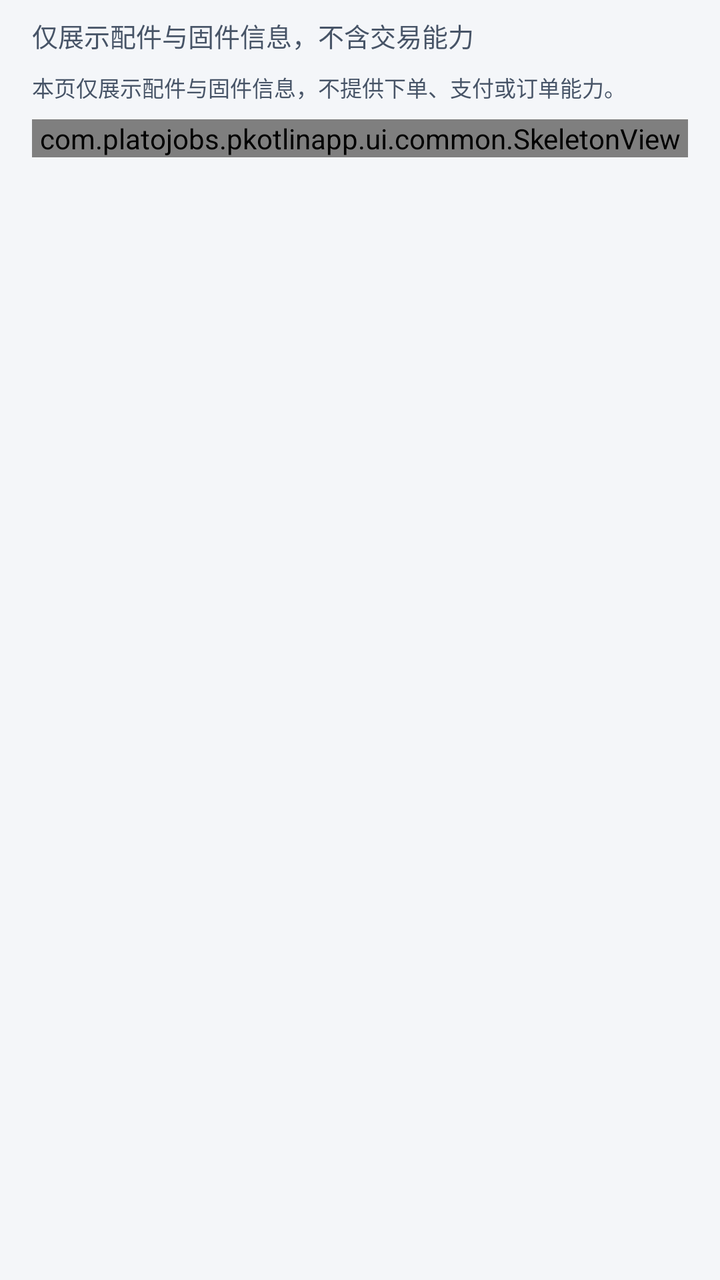
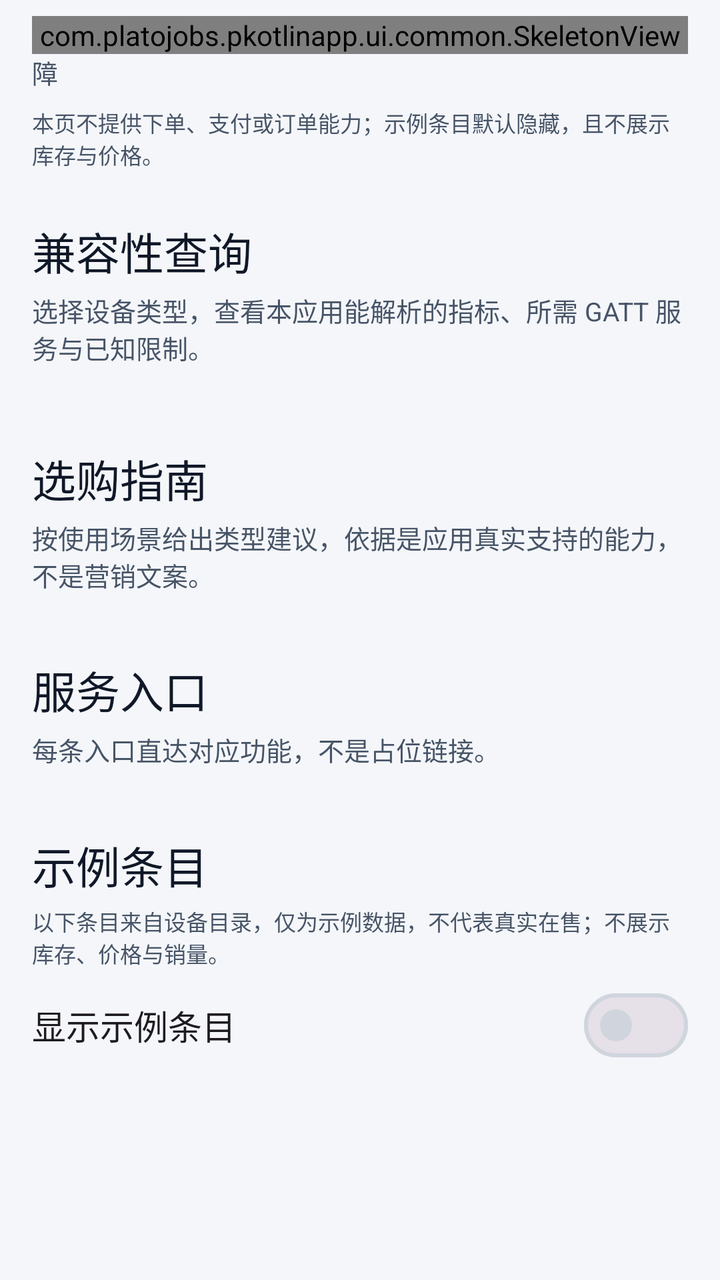

The first picture is an Android layout as it rendered before a commit; the second is the same layout after the commit. The layout source and the unified diff follow.
<!-- AndroidManifest.xml: application theme Theme.PKotlinApp -->
<!-- res/layout/fragment_market.xml -->
<?xml version="1.0" encoding="utf-8"?>
<LinearLayout xmlns:android="http://schemas.android.com/apk/res/android"
    xmlns:app="http://schemas.android.com/apk/res-auto"
    android:layout_width="match_parent"
    android:layout_height="match_parent"
    android:orientation="vertical"
    android:paddingStart="@dimen/page_margin"
    android:paddingTop="@dimen/space_8"
    android:paddingEnd="@dimen/page_margin">

    <TextView
        android:layout_width="match_parent"
        android:layout_height="wrap_content"
        android:text="@string/market_subtitle"
        android:textAppearance="@style/TextAppearance.App.Caption"
        android:textColor="@color/text_secondary" />

    <TextView
        android:layout_width="match_parent"
        android:layout_height="wrap_content"
        android:layout_marginTop="@dimen/space_8"
        android:text="@string/market_disclaimer"
        android:textAppearance="@style/TextAppearance.App.Footnote"
        android:textColor="@color/text_secondary" />

    <com.google.android.material.chip.ChipGroup
        android:id="@+id/vendorFilters"
        android:layout_width="match_parent"
        android:layout_height="wrap_content"
        android:layout_marginTop="@dimen/space_8"
        android:visibility="gone"
        app:singleLine="false" />

    <com.google.android.material.chip.ChipGroup
        android:id="@+id/compatibilityFilters"
        android:layout_width="match_parent"
        android:layout_height="wrap_content"
        android:layout_marginTop="@dimen/space_4"
        android:visibility="gone"
        app:singleLine="false" />

    <FrameLayout
        android:layout_width="match_parent"
        android:layout_height="0dp"
        android:layout_marginTop="@dimen/space_8"
        android:layout_weight="1">

        <androidx.recyclerview.widget.RecyclerView
            android:id="@+id/marketList"
            android:layout_width="match_parent"
            android:layout_height="match_parent"
            android:clipToPadding="false"
            android:paddingBottom="@dimen/space_16" />

        <com.platojobs.pkotlinapp.ui.common.SkeletonView
            android:id="@+id/skeletonMarket"
            android:layout_width="match_parent"
            android:layout_height="wrap_content" />

        <FrameLayout
            android:id="@+id/emptyContainer"
            android:layout_width="match_parent"
            android:layout_height="match_parent" />
    </FrameLayout>

</LinearLayout>
<!-- resources referenced by this layout -->
<resources>
  <color name="text_secondary">#475467</color>
  <dimen name="page_margin">16dp</dimen>
  <dimen name="space_16">16dp</dimen>
  <dimen name="space_4">4dp</dimen>
  <dimen name="space_8">8dp</dimen>
  <string name="market_disclaimer">本页仅展示配件与固件信息，不提供下单、支付或订单能力。</string>
  <string name="market_subtitle">仅展示配件与固件信息，不含交易能力</string>
  <style name="TextAppearance.App.Caption" parent="@android:style/TextAppearance">
          <item name="android:textSize">13sp</item>
          <item name="android:textColor">@color/text_secondary</item>
          <item name="android:fontFamily">sans-serif</item>
          <item name="android:lineSpacingExtra">5dp</item>
          <item name="android:lineSpacingMultiplier">1.0</item>
      </style>
  <style name="TextAppearance.App.Footnote" parent="@android:style/TextAppearance">
          <item name="android:textSize">11sp</item>
          <item name="android:textColor">@color/text_tertiary</item>
          <item name="android:fontFamily">sans-serif</item>
          <item name="android:lineSpacingExtra">5dp</item>
          <item name="android:lineSpacingMultiplier">1.0</item>
      </style>
  <color name="text_tertiary">#5F6A7D</color>
  <color name="canvas">#F4F6F9</color>
  <color name="primary">#175CD3</color>
  <color name="on_primary">#FFFFFF</color>
  <color name="chart_band">#E8EFFB</color>
  <color name="primary_text">#175CD3</color>
  <color name="surface">#FFFFFF</color>
  <color name="surface_sunken">#EEF1F5</color>
  <color name="text_primary">#101828</color>
  <color name="border">#D0D5DD</color>
  <color name="danger">#B42318</color>
  <color name="danger_bg">#FEF3F2</color>
  <dimen name="button_h">48dp</dimen>
  <style name="TextAppearance.App.Button" parent="@style/TextAppearance.App.Body">
          <item name="android:fontFamily">sans-serif-medium</item>
          <item name="android:lineSpacingExtra">0dp</item>
      </style>
  <dimen name="radius_12">12dp</dimen>
  <color name="overlay_pressed">#0F101828</color>
  <color name="border_strong">#8A93A2</color>
  <dimen name="stroke_1">1dp</dimen>
  <color name="divider">#E4E7EC</color>
  <dimen name="elevation_0">0dp</dimen>
  <dimen name="chip_h">32dp</dimen>
  <dimen name="radius_pill">999dp</dimen>
  <style name="TextAppearance.App.Body" parent="@android:style/TextAppearance">
          <item name="android:textSize">17sp</item>
          <item name="android:textColor">@color/text_primary</item>
          <item name="android:fontFamily">sans-serif</item>
          <item name="android:lineSpacingExtra">7dp</item>
          <item name="android:lineSpacingMultiplier">1.0</item>
      </style>
  <!-- unchanged entries left out for length: 5 -->
</resources>

<!-- the commit's change to res/layout/fragment_market.xml (unified diff, before → after) -->
@@ -1,66 +1,180 @@
 <?xml version="1.0" encoding="utf-8"?>
-<LinearLayout xmlns:android="http://schemas.android.com/apk/res/android"
+<FrameLayout xmlns:android="http://schemas.android.com/apk/res/android"
     xmlns:app="http://schemas.android.com/apk/res-auto"
     android:layout_width="match_parent"
     android:layout_height="match_parent"
-    android:orientation="vertical"
     android:paddingStart="@dimen/page_margin"
-    android:paddingTop="@dimen/space_8"
     android:paddingEnd="@dimen/page_margin">
 
-    <TextView
+    <androidx.core.widget.NestedScrollView
+        android:id="@+id/marketScroll"
+        android:layout_width="match_parent"
+        android:layout_height="match_parent"
+        android:clipToPadding="false"
+        android:fillViewport="true">
+
+        <LinearLayout
+            android:id="@+id/marketContent"
+            android:layout_width="match_parent"
+            android:layout_height="wrap_content"
+            android:orientation="vertical"
+            android:paddingTop="@dimen/space_8"
+            android:paddingBottom="@dimen/space_24">
+
+            <TextView
+                android:layout_width="match_parent"
+                android:layout_height="wrap_content"
+                android:text="@string/market_subtitle"
+                android:textAppearance="@style/TextAppearance.App.Caption"
+                android:textColor="@color/text_secondary" />
+
+            <TextView
+                android:layout_width="match_parent"
+                android:layout_height="wrap_content"
+                android:layout_marginTop="@dimen/space_8"
+                android:text="@string/market_disclaimer"
+                android:textAppearance="@style/TextAppearance.App.Footnote"
+                android:textColor="@color/text_secondary" />
+
+            <TextView
+                android:layout_width="match_parent"
+                android:layout_height="wrap_content"
+                android:layout_marginTop="@dimen/section_gap"
+                android:text="@string/market_compat_title"
+                android:textAppearance="@style/TextAppearance.App.Headline" />
+
+            <TextView
+                android:layout_width="match_parent"
+                android:layout_height="wrap_content"
+                android:layout_marginTop="@dimen/space_4"
+                android:text="@string/market_compat_hint"
+                android:textAppearance="@style/TextAppearance.App.Caption"
+                android:textColor="@color/text_secondary" />
+
+            <com.google.android.material.chip.ChipGroup
+                android:id="@+id/deviceTypeChips"
+                android:layout_width="match_parent"
+                android:layout_height="wrap_content"
+                android:layout_marginTop="@dimen/space_8"
+                app:singleLine="false"
+                app:singleSelection="true" />
+
+            <LinearLayout
+                android:id="@+id/compatibilityCards"
+                android:layout_width="match_parent"
+                android:layout_height="wrap_content"
+                android:layout_marginTop="@dimen/space_8"
+                android:orientation="vertical" />
+
+            <TextView
+                android:id="@+id/compatibilityEmpty"
+                android:layout_width="match_parent"
+                android:layout_height="wrap_content"
+                android:layout_marginTop="@dimen/space_8"
+                android:text="@string/market_compat_empty"
+                android:textAppearance="@style/TextAppearance.App.Body"
+                android:textColor="@color/text_secondary"
+                android:visibility="gone" />
+
+            <TextView
+                android:layout_width="match_parent"
+                android:layout_height="wrap_content"
+                android:layout_marginTop="@dimen/section_gap"
+                android:text="@string/market_guide_title"
+                android:textAppearance="@style/TextAppearance.App.Headline" />
+
+            <TextView
+                android:layout_width="match_parent"
+                android:layout_height="wrap_content"
+                android:layout_marginTop="@dimen/space_4"
+                android:text="@string/market_guide_hint"
+                android:textAppearance="@style/TextAppearance.App.Caption"
+                android:textColor="@color/text_secondary" />
+
+            <LinearLayout
+                android:id="@+id/guideCards"
+                android:layout_width="match_parent"
+                android:layout_height="wrap_content"
+                android:layout_marginTop="@dimen/space_8"
+                android:orientation="vertical" />
+
+            <TextView
+                android:layout_width="match_parent"
+                android:layout_height="wrap_content"
+                android:layout_marginTop="@dimen/section_gap"
+                android:text="@string/market_services_title"
+                android:textAppearance="@style/TextAppearance.App.Headline" />
+
+            <TextView
+                android:layout_width="match_parent"
+                android:layout_height="wrap_content"
+                android:layout_marginTop="@dimen/space_4"
+                android:text="@string/market_services_hint"
+                android:textAppearance="@style/TextAppearance.App.Caption"
+                android:textColor="@color/text_secondary" />
+
+            <LinearLayout
+                android:id="@+id/serviceEntries"
+                android:layout_width="match_parent"
+                android:layout_height="wrap_content"
+                android:layout_marginTop="@dimen/space_8"
+                android:orientation="vertical" />
+
+            <TextView
+                android:layout_width="match_parent"
+                android:layout_height="wrap_content"
+                android:layout_marginTop="@dimen/section_gap"
+                android:text="@string/market_accessories_title"
+                android:textAppearance="@style/TextAppearance.App.Headline" />
+
+            <TextView
+                android:layout_width="match_parent"
+                android:layout_height="wrap_content"
+                android:layout_marginTop="@dimen/space_4"
+                android:text="@string/market_accessories_note"
+                android:textAppearance="@style/TextAppearance.App.Footnote"
+                android:textColor="@color/text_secondary" />
+
+            <com.google.android.material.materialswitch.MaterialSwitch
+                android:id="@+id/showAccessoriesSwitch"
+                android:layout_width="match_parent"
+                android:layout_height="@dimen/touch_min"
+                android:layout_marginTop="@dimen/space_4"
+                android:contentDescription="@string/market_accessories_toggle"
+                android:text="@string/market_accessories_toggle"
+                android:textAppearance="@style/TextAppearance.App.Body" />
+
+            <TextView
+                android:id="@+id/accessoriesUnavailable"
+                android:layout_width="match_parent"
+                android:layout_height="wrap_content"
+                android:layout_marginTop="@dimen/space_4"
+                android:text="@string/market_accessories_unavailable"
+                android:textAppearance="@style/TextAppearance.App.Caption"
+                android:textColor="@color/text_secondary"
+                android:visibility="gone" />
+
+            <LinearLayout
+                android:id="@+id/accessoryList"
+                android:layout_width="match_parent"
+                android:layout_height="wrap_content"
+                android:layout_marginTop="@dimen/space_8"
+                android:orientation="vertical"
+                android:visibility="gone" />
+
+        </LinearLayout>
+
+    </androidx.core.widget.NestedScrollView>
+
+    <com.platojobs.pkotlinapp.ui.common.SkeletonView
+        android:id="@+id/skeletonMarket"
         android:layout_width="match_parent"
         android:layout_height="wrap_content"
-        android:text="@string/market_subtitle"
-        android:textAppearance="@style/TextAppearance.App.Caption"
-        android:textColor="@color/text_secondary" />
-
-    <TextView
-        android:layout_width="match_parent"
-        android:layout_height="wrap_content"
-        android:layout_marginTop="@dimen/space_8"
-        android:text="@string/market_disclaimer"
-        android:textAppearance="@style/TextAppearance.App.Footnote"
-        android:textColor="@color/text_secondary" />
-
-    <com.google.android.material.chip.ChipGroup
-        android:id="@+id/vendorFilters"
-        android:layout_width="match_parent"
-        android:layout_height="wrap_content"
-        android:layout_marginTop="@dimen/space_8"
-        android:visibility="gone"
-        app:singleLine="false" />
-
-    <com.google.android.material.chip.ChipGroup
-        android:id="@+id/compatibilityFilters"
-        android:layout_width="match_parent"
-        android:layout_height="wrap_content"
-        android:layout_marginTop="@dimen/space_4"
-        android:visibility="gone"
-        app:singleLine="false" />
+        android:layout_marginTop="@dimen/space_8" />
 
     <FrameLayout
+        android:id="@+id/emptyContainer"
         android:layout_width="match_parent"
-        android:layout_height="0dp"
-        android:layout_marginTop="@dimen/space_8"
-        android:layout_weight="1">
+        android:layout_height="match_parent" />
 
-        <androidx.recyclerview.widget.RecyclerView
-            android:id="@+id/marketList"
-            android:layout_width="match_parent"
-            android:layout_height="match_parent"
-            android:clipToPadding="false"
-            android:paddingBottom="@dimen/space_16" />
-
-        <com.platojobs.pkotlinapp.ui.common.SkeletonView
-            android:id="@+id/skeletonMarket"
-            android:layout_width="match_parent"
-            android:layout_height="wrap_content" />
-
-        <FrameLayout
-            android:id="@+id/emptyContainer"
-            android:layout_width="match_parent"
-            android:layout_height="match_parent" />
-    </FrameLayout>
-
-</LinearLayout>
+</FrameLayout>
<!-- resource entries referenced after the edit -->
@@ -2,11 +2,24 @@
 <resources>
   <color name="text_secondary">#475467</color>
   <dimen name="page_margin">16dp</dimen>
-  <dimen name="space_16">16dp</dimen>
+  <dimen name="section_gap">24dp</dimen>
+  <dimen name="space_24">24dp</dimen>
   <dimen name="space_4">4dp</dimen>
   <dimen name="space_8">8dp</dimen>
-  <string name="market_disclaimer">本页仅展示配件与固件信息，不提供下单、支付或订单能力。</string>
-  <string name="market_subtitle">仅展示配件与固件信息，不含交易能力</string>
+  <dimen name="touch_min">48dp</dimen>
+  <string name="market_accessories_note">以下条目来自设备目录，仅为示例数据，不代表真实在售；不展示库存、价格与销量。</string>
+  <string name="market_accessories_title">示例条目</string>
+  <string name="market_accessories_toggle">显示示例条目</string>
+  <string name="market_accessories_unavailable">示例条目暂时不可用，其余内容不受影响。</string>
+  <string name="market_compat_empty">设备目录中还没有可查询的类型</string>
+  <string name="market_compat_hint">选择设备类型，查看本应用能解析的指标、所需 GATT 服务与已知限制。</string>
+  <string name="market_compat_title">兼容性查询</string>
+  <string name="market_disclaimer">本页不提供下单、支付或订单能力；示例条目默认隐藏，且不展示库存与价格。</string>
+  <string name="market_guide_hint">按使用场景给出类型建议，依据是应用真实支持的能力，不是营销文案。</string>
+  <string name="market_guide_title">选购指南</string>
+  <string name="market_services_hint">每条入口直达对应功能，不是占位链接。</string>
+  <string name="market_services_title">服务入口</string>
+  <string name="market_subtitle">设备与服务市场：查兼容性、按场景选型、直达配对与排障</string>
   <style name="TextAppearance.App.Caption" parent="@android:style/TextAppearance">
           <item name="android:textSize">13sp</item>
           <item name="android:textColor">@color/text_secondary</item>
@@ -19,6 +32,13 @@
           <item name="android:textColor">@color/text_tertiary</item>
           <item name="android:fontFamily">sans-serif</item>
           <item name="android:lineSpacingExtra">5dp</item>
+          <item name="android:lineSpacingMultiplier">1.0</item>
+      </style>
+  <style name="TextAppearance.App.Headline" parent="@android:style/TextAppearance">
+          <item name="android:textSize">22sp</item>
+          <item name="android:textColor">@color/text_primary</item>
+          <item name="android:fontFamily">sans-serif-medium</item>
+          <item name="android:lineSpacingExtra">6dp</item>
           <item name="android:lineSpacingMultiplier">1.0</item>
       </style>
   <color name="text_tertiary">#5F6A7D</color>
